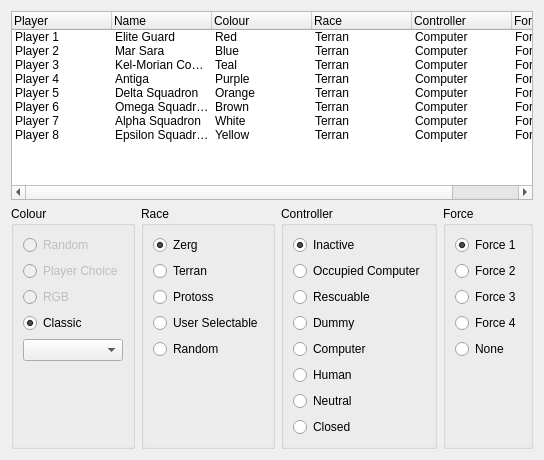
Before: the Qt Designer form ChkForge/playerstab.ui in heinermann/ChkForge, drawn with Qt 5.
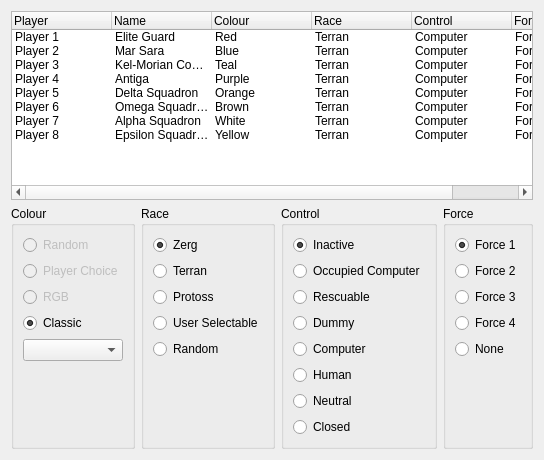
After: the same form once the commit is applied.

Patch:
```diff
--- a/ChkForge/playerstab.ui
+++ b/ChkForge/playerstab.ui
@@ -62,7 +62,7 @@
      </column>
      <column>
       <property name="text">
-       <string>Controller</string>
+       <string>Control</string>
       </property>
      </column>
      <column>
@@ -408,7 +408,7 @@
       <item>
        <widget class="QGroupBox" name="grpPlayerController">
         <property name="title">
-         <string>Controller</string>
+         <string>Control</string>
         </property>
         <layout class="QVBoxLayout" name="verticalLayout_2">
          <item>
```
Left out of the diff: 2 changed lines with no effect on the pictures.
